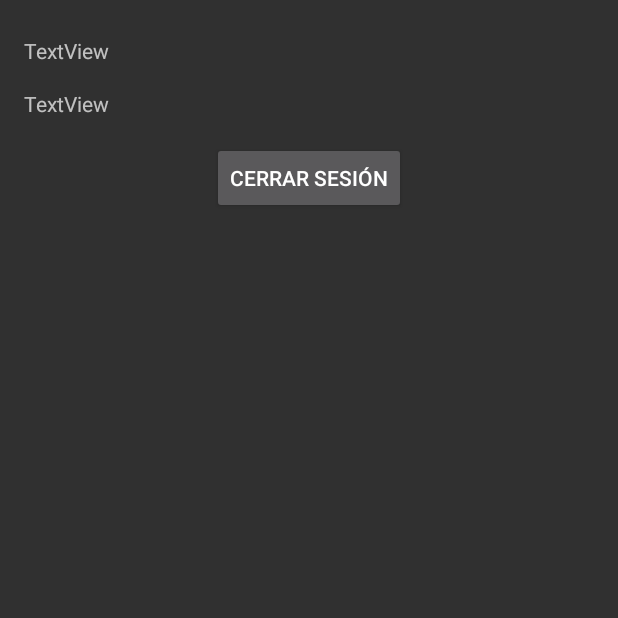
After one commit to mausawicki7/AppFirebase, an Android app: the HomeActivity screen opened directly, with no data from a screen before it, on a phone screen of 412 x 824 dp, the top half of it. The commit adds this screen. Run offline under Robolectric (Android 15) with nearby library versions, the phone set to English and light mode, and no system bars.

Commit message:
nueva vista y cambio titulo activity

```diff
--- a/app/src/main/AndroidManifest.xml
+++ b/app/src/main/AndroidManifest.xml
@@ -10,7 +10,11 @@
         android:supportsRtl="true"
         android:theme="@style/Theme.AppFirebase">
         <activity
+            android:name=".HomeActivity"
+            android:exported="true" />
+        <activity
             android:name=".AuthActivity"
+            android:label="@string/auth_activity_title"
             android:exported="true">
             <intent-filter>
                 <action android:name="android.intent.action.MAIN" />
--- /dev/null
+++ b/app/src/main/java/com/wonder/appfirebase/HomeActivity.kt
@@ -0,0 +1,11 @@
+package com.wonder.appfirebase
+
+import androidx.appcompat.app.AppCompatActivity
+import android.os.Bundle
+
+class HomeActivity : AppCompatActivity() {
+    override fun onCreate(savedInstanceState: Bundle?) {
+        super.onCreate(savedInstanceState)
+        setContentView(R.layout.activity_home)
+    }
+}
--- /dev/null
+++ b/app/src/main/res/layout/activity_home.xml
@@ -0,0 +1,43 @@
+<?xml version="1.0" encoding="utf-8"?>
+<androidx.constraintlayout.widget.ConstraintLayout xmlns:android="http://schemas.android.com/apk/res/android"
+    xmlns:app="http://schemas.android.com/apk/res-auto"
+    xmlns:tools="http://schemas.android.com/tools"
+    android:layout_width="match_parent"
+    android:layout_height="match_parent"
+    tools:context=".HomeActivity">
+
+    <TextView
+        android:id="@+id/email_tv"
+        android:layout_width="0dp"
+        android:layout_height="wrap_content"
+        android:layout_marginStart="16dp"
+        android:layout_marginTop="24dp"
+        android:layout_marginEnd="16dp"
+        android:text="TextView"
+        app:layout_constraintEnd_toEndOf="parent"
+        app:layout_constraintStart_toStartOf="parent"
+        app:layout_constraintTop_toTopOf="parent" />
+
+    <TextView
+        android:id="@+id/proveedor_tv"
+        android:layout_width="0dp"
+        android:layout_height="wrap_content"
+        android:layout_marginStart="16dp"
+        android:layout_marginTop="16dp"
+        android:layout_marginEnd="16dp"
+        android:text="TextView"
+        app:layout_constraintEnd_toEndOf="parent"
+        app:layout_constraintStart_toStartOf="parent"
+        app:layout_constraintTop_toBottomOf="@+id/email_tv" />
+
+    <Button
+        android:id="@+id/logOutButton"
+        android:layout_width="wrap_content"
+        android:layout_height="wrap_content"
+        android:layout_marginTop="16dp"
+        android:text="Cerrar sesión"
+        app:layout_constraintEnd_toEndOf="parent"
+        app:layout_constraintStart_toStartOf="parent"
+        app:layout_constraintTop_toBottomOf="@+id/proveedor_tv" />
+
+</androidx.constraintlayout.widget.ConstraintLayout>
--- a/app/src/main/res/values/strings.xml
+++ b/app/src/main/res/values/strings.xml
@@ -1,3 +1,4 @@
 <resources>
     <string name="app_name">AppFirebase</string>
+    <string name="auth_activity_title">Autenticación</string>
 </resources>
```
